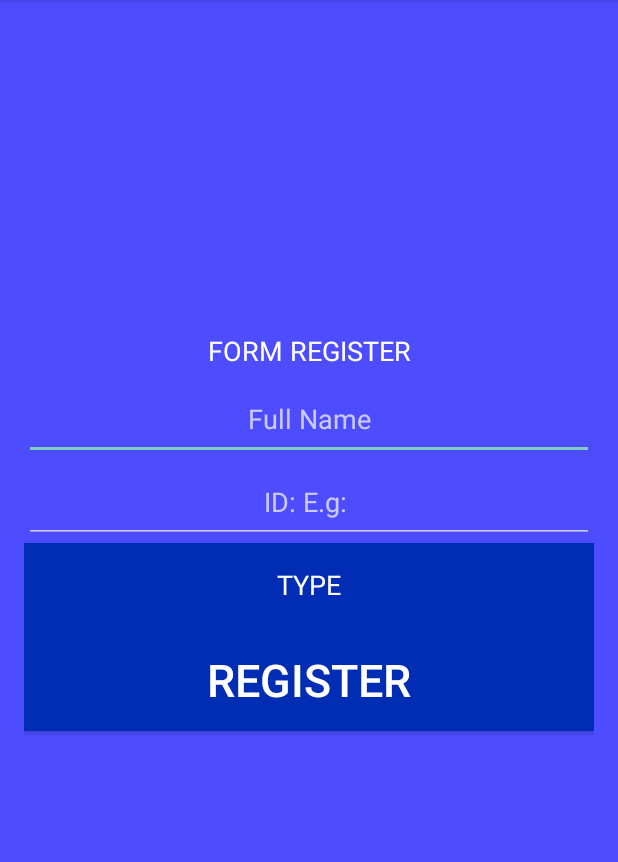
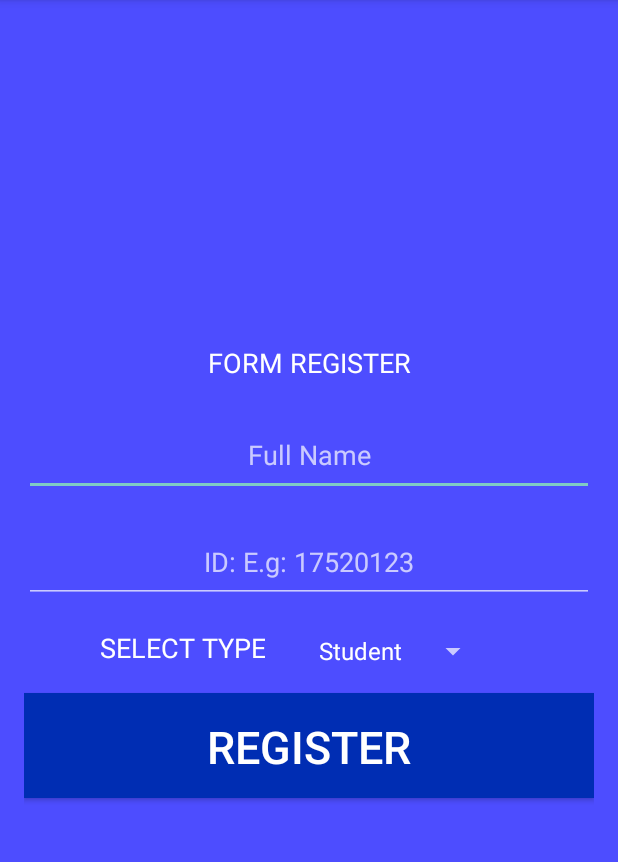
Before and after one commit to mausLe/face-detection, an Android app: the FormRegister screen opened directly, with no data from a screen before it, on a phone screen of 412 x 824 dp, the part 84-946 px from its top. Run offline under Robolectric (Android 15) with nearby library versions, the light colour scheme and no system bars; 9 statements that could not run were skipped.

Commit message:
Finish Register Form
Next: Request to to server to add face and add new ID to watchlist

```diff
--- a/app/src/main/java/com/google/mlkit/vision/demo/kotlin/faceregister/FormRegister.kt
+++ b/app/src/main/java/com/google/mlkit/vision/demo/kotlin/faceregister/FormRegister.kt
@@ -4,30 +4,20 @@ import android.graphics.Bitmap
 import android.graphics.BitmapFactory
 import android.os.Bundle
 import android.util.Base64
-import android.util.Log
 import android.view.ContextMenu
 import android.view.ContextMenu.ContextMenuInfo
-import android.view.MenuItem
 import android.view.View
-import android.widget.Button
-import android.widget.EditText
-import android.widget.ImageView
-import android.widget.Toast
+import android.widget.*
 import androidx.appcompat.app.AppCompatActivity
-import api.FaceRegServerData
 import com.google.mlkit.vision.demo.R
 import com.google.mlkit.vision.demo.kotlin.api.Constants
 import com.google.mlkit.vision.demo.kotlin.api.jsonstructure.FaceRegisterData
 import com.google.mlkit.vision.demo.kotlin.api.jsonstructure.ImageEncoder
 import com.google.mlkit.vision.demo.kotlin.api.jsonstructure.RegisterData
 import com.google.mlkit.vision.demo.kotlin.api.service.ImageData
-import retrofit2.Call
-import retrofit2.Callback
-import retrofit2.Response
 import retrofit2.Retrofit
 import retrofit2.converter.gson.GsonConverterFactory
 import java.io.ByteArrayOutputStream
-import java.lang.Exception
 import java.nio.charset.Charset
 
 
@@ -49,6 +39,25 @@ class FormRegister: AppCompatActivity() {
         var btnRegister = findViewById<Button>(R.id.btnRegister)
         var txtName = findViewById<EditText>(R.id.nameFaceRegister)
         var txtId = findViewById<EditText>(R.id.idFaceRegister)
+
+        val spinner: Spinner = findViewById(R.id.spinerType)
+        val adapter: ArrayAdapter<CharSequence> = ArrayAdapter.createFromResource(this,
+                R.array.watchlistType, android.R.layout.simple_spinner_item)
+        adapter.setDropDownViewResource(android.R.layout.simple_spinner_dropdown_item)
+        spinner.adapter = adapter
+        spinner?.onItemSelectedListener = object : AdapterView.OnItemSelectedListener{
+            override fun onNothingSelected(parent: AdapterView<*>?) {
+                // do nothing
+            }
+
+            override fun onItemSelected(parent: AdapterView<*>?,
+                                        view: View?, position: Int, id: Long) {
+                type = parent!!.getItemAtPosition(position).toString()
+
+                // Toast.makeText(parent.context, "Type$type", Toast.LENGTH_SHORT).show()
+            }
+
+        }
 
         var frontBAFace = intent.getByteArrayExtra("frontal face")
         var frontFace = BitmapFactory.decodeByteArray(frontBAFace, 0, frontBAFace!!.size)
@@ -82,6 +91,7 @@ class FormRegister: AppCompatActivity() {
             "0", "0", encodedFace)
 
             var sendOutData = FaceRegisterData(Constants.token, myRegData)
+            /*
 
             var data = userData.registerFaces(sendOutData)
 
@@ -102,13 +112,20 @@ class FormRegister: AppCompatActivity() {
                 Toast.makeText(this, "Retrofit Catch Exception",
                         Toast.LENGTH_SHORT).show()
             }
+
+             */
         }
 
     }
 
+    fun onItemSelected(parent: AdapterView<*>, view: View?, position: Int, id: Long) {
+        val text = parent.getItemAtPosition(position).toString()
+        Toast.makeText(parent.context, text, Toast.LENGTH_SHORT).show()
+    }
 
+    fun onNothingSelected(parent: AdapterView<*>?) {}
 
-    override fun onContextItemSelected(item: MenuItem): Boolean {
+    /*override fun onContextItemSelected(item: MenuItem): Boolean {
         when(item.title) {
             "Teacher" -> {
                 type = "Teacher"
@@ -120,6 +137,7 @@ class FormRegister: AppCompatActivity() {
             }
         }
     }
+     */
 
     override fun onCreateContextMenu(menu: ContextMenu, v: View, menuInfo: ContextMenuInfo?) {
         super.onCreateContextMenu(menu, v, menuInfo)
--- a/app/src/main/res/layout/activity_vision_add_face.xml
+++ b/app/src/main/res/layout/activity_vision_add_face.xml
@@ -1,6 +1,7 @@
 <?xml version="1.0" encoding="utf-8"?>
-<LinearLayout xmlns:android="http://schemas.android.com/apk/res/android"
+<androidx.constraintlayout.widget.ConstraintLayout xmlns:android="http://schemas.android.com/apk/res/android"
     xmlns:tools="http://schemas.android.com/tools"
+    xmlns:app="http://schemas.android.com/apk/res-auto"
     android:layout_width="match_parent"
     android:layout_height="match_parent"
     android:paddingTop="@dimen/activity_vertical_margin"
@@ -8,52 +9,32 @@
     android:paddingLeft="@dimen/activity_horizontal_margin"
     android:paddingRight="@dimen/activity_horizontal_margin"
     android:orientation="vertical"
-    android:background="#4d4dff"
-    >
+    android:background="#4d4dff" >
 
     <ImageView
         android:id="@+id/imageFaceRegister"
         android:layout_width="match_parent"
         android:layout_height="200dp"
         tools:ignore="MissingConstraints" />
+
     <TextView
+        android:id="@+id/textView"
         android:layout_width="match_parent"
         android:layout_height="wrap_content"
+        android:layout_marginTop="208dp"
         android:fontFamily="google-sans"
         android:gravity="center_horizontal"
         android:paddingTop="5dp"
         android:paddingBottom="5dp"
         android:text="FORM REGISTER"
         android:textColor="#ffffff"
-        android:textSize="18sp" />
-
-    <EditText
-        android:id="@+id/nameFaceRegister"
-        android:layout_width="match_parent"
-        android:layout_height="wrap_content"
-        android:fontFamily="google-sans"
-        android:gravity="center_horizontal"
-        android:hint="Full Name"
-        android:paddingTop="15dp"
-        android:paddingBottom="15dp"
-        android:textColor="@color/white"
-        android:textSize="18sp" />
-
-    <EditText
-        android:id="@+id/idFaceRegister"
-        android:layout_width="match_parent"
-        android:layout_height="wrap_content"
-        android:fontFamily="google-sans"
-        android:gravity="center_horizontal"
-        android:hint="ID: E.g: "
-        android:paddingTop="15dp"
-        android:paddingBottom="15dp"
-        android:textColor="@color/white"
-        android:textSize="18sp" />
+        android:textSize="18sp"
+        app:layout_constraintTop_toTopOf="@id/imageFaceRegister"
+        tools:ignore="MissingConstraints"
+        tools:layout_editor_absoluteX="42dp" />
 
 
-
-    <Button
+    <!--Button
         android:id="@+id/btnType"
         android:layout_width="match_parent"
         android:layout_height="wrap_content"
@@ -64,19 +45,87 @@
         android:textColor="@android:color/white"
         android:paddingTop="15dp"
         android:paddingBottom="15dp"
-        android:textSize="18sp" />
+        android:textSize="18sp" /-->
+
+
+    <EditText
+        android:id="@+id/nameFaceRegister"
+        android:layout_width="match_parent"
+        android:layout_height="wrap_content"
+        android:layout_marginTop="16dp"
+        android:fontFamily="google-sans"
+        android:gravity="center_horizontal"
+        android:hint="Full Name"
+        android:paddingTop="15dp"
+        android:paddingBottom="15dp"
+        android:textColor="@color/white"
+        android:textSize="18sp"
+        app:layout_constraintTop_toBottomOf="@+id/textView"
+        tools:ignore="MissingConstraints"
+        tools:layout_editor_absoluteX="16dp" />
+
+    <EditText
+        android:id="@+id/idFaceRegister"
+        android:layout_width="match_parent"
+        android:layout_height="wrap_content"
+        android:layout_marginTop="16dp"
+        android:fontFamily="google-sans"
+        android:gravity="center_horizontal"
+        android:hint="ID: E.g: 17520123"
+        android:paddingTop="15dp"
+        android:paddingBottom="15dp"
+        android:textColor="@color/white"
+        android:textSize="18sp"
+        app:layout_constraintTop_toBottomOf="@+id/nameFaceRegister"
+        tools:ignore="MissingConstraints"
+        tools:layout_editor_absoluteX="16dp" />
+
+    <TextView
+        android:id="@+id/txViewType"
+        android:layout_width="wrap_content"
+        android:layout_height="40dp"
+        android:layout_marginStart="50dp"
+        android:layout_marginLeft="50dp"
+        android:layout_marginTop="12dp"
+        android:fontFamily="google-sans"
+        android:gravity="center_horizontal"
+        android:paddingTop="5dp"
+        android:paddingBottom="5dp"
+        android:text="SELECT TYPE"
+        android:textColor="#ffffff"
+        android:textSize="18sp"
+        app:layout_constraintStart_toStartOf="parent"
+        app:layout_constraintTop_toBottomOf="@+id/idFaceRegister"
+        tools:ignore="MissingConstraints" />
+
+    <Spinner
+        android:id="@+id/spinerType"
+        android:layout_width="wrap_content"
+        android:layout_height="40dp"
+        android:layout_marginTop="12dp"
+        android:layout_marginEnd="70dp"
+        android:layout_marginRight="70dp"
+        android:textSize="18sp"
+        app:layout_constraintEnd_toEndOf="parent"
+        app:layout_constraintLeft_toRightOf="@id/txViewType"
+        app:layout_constraintTop_toBottomOf="@+id/idFaceRegister"
+        tools:ignore="MissingConstraints" />
 
     <Button
         android:id="@+id/btnRegister"
         android:layout_width="match_parent"
         android:layout_height="70dp"
+        android:layout_marginTop="60dp"
         android:background="#002db3"
         android:gravity="center_horizontal"
         android:paddingTop="15dp"
         android:paddingBottom="15dp"
         android:text="Register"
         android:textColor="@android:color/white"
-        android:textSize="30sp" />
+        android:textSize="30sp"
+        app:layout_constraintTop_toBottomOf="@id/idFaceRegister"
+        tools:ignore="MissingConstraints"
+        tools:layout_editor_absoluteX="16dp" />
 
 
-</LinearLayout>
+</androidx.constraintlayout.widget.ConstraintLayout>
--- a/app/src/main/res/values/strings.xml
+++ b/app/src/main/res/values/strings.xml
@@ -129,4 +129,10 @@
     <!-- Strings for segmentation preference. -->
     <string name="pref_title_segmentation_raw_size_mask">Enable raw size mask</string>
     <string name="pref_key_segmentation_raw_size_mask" translatable="false">srsm</string>
+
+    <string-array name="watchlistType">
+        <item>Student</item>
+        <item>Teacher</item>
+    </string-array>
+
 </resources>
```
